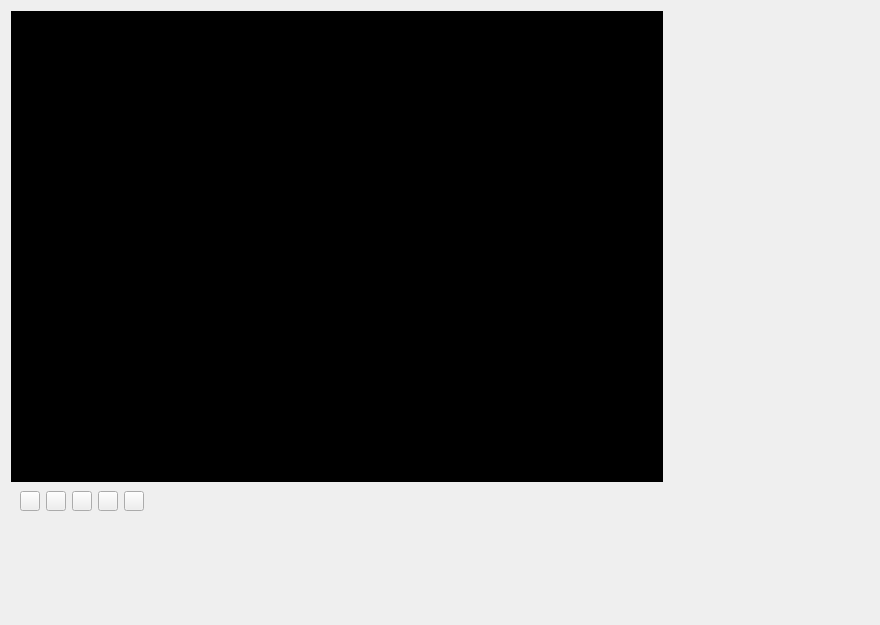
The window that InterfacialDesign/Playback/playbackform.ui (xb985547608/VIDICON) describes before a commit, drawn with Qt 5.
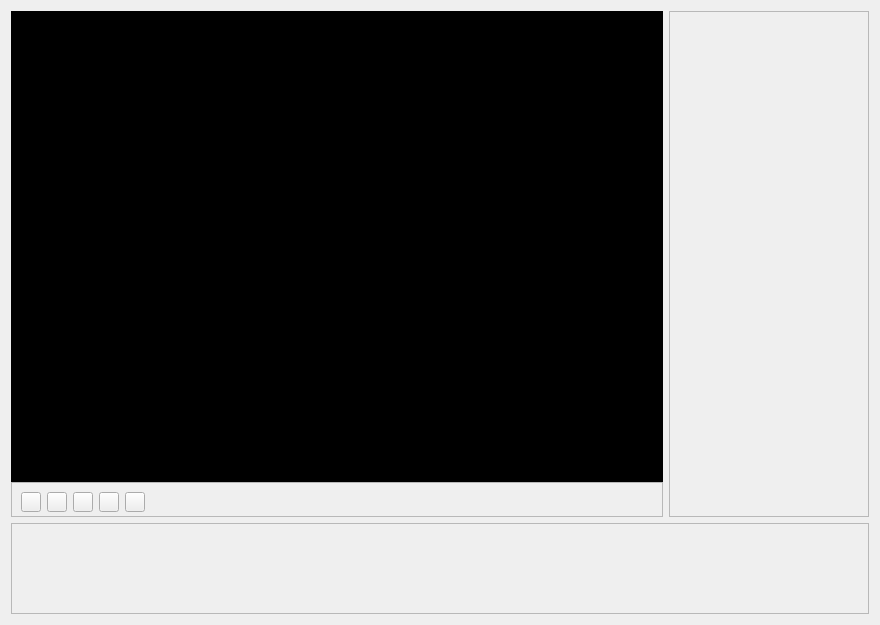
The same window after the commit. Icons and pictures are not drawn.

```diff
--- a/InterfacialDesign/Playback/playbackform.ui
+++ b/InterfacialDesign/Playback/playbackform.ui
@@ -19,6 +19,9 @@
   <property name="windowTitle">
    <string>Form</string>
   </property>
+  <property name="styleSheet">
+   <string notr="true"/>
+  </property>
   <layout class="QVBoxLayout" name="verticalLayout_2">
    <item>
     <layout class="QHBoxLayout" name="horizontalLayout">
@@ -41,7 +44,7 @@
         </widget>
        </item>
        <item>
-        <widget class="QWidget" name="toolBar" native="true">
+        <widget class="QFrame" name="toolBar">
          <property name="minimumSize">
           <size>
            <width>0</width>
@@ -54,6 +57,15 @@
            <height>35</height>
           </size>
          </property>
+         <property name="styleSheet">
+          <string notr="true"/>
+         </property>
+         <property name="frameShape">
+          <enum>QFrame::StyledPanel</enum>
+         </property>
+         <property name="frameShadow">
+          <enum>QFrame::Sunken</enum>
+         </property>
          <layout class="QHBoxLayout" name="horizontalLayout_2">
           <item>
            <widget class="QPushButton" name="playBtn">
@@ -215,7 +227,7 @@
       </layout>
      </item>
      <item>
-      <widget class="QWidget" name="rightBar" native="true">
+      <widget class="QFrame" name="rightBar">
        <property name="sizePolicy">
         <sizepolicy hsizetype="Preferred" vsizetype="Preferred">
          <horstretch>1</horstretch>
@@ -234,12 +246,21 @@
          <height>16777215</height>
         </size>
        </property>
+       <property name="styleSheet">
+        <string notr="true"/>
+       </property>
+       <property name="frameShape">
+        <enum>QFrame::StyledPanel</enum>
+       </property>
+       <property name="frameShadow">
+        <enum>QFrame::Sunken</enum>
+       </property>
       </widget>
      </item>
     </layout>
    </item>
    <item>
-    <widget class="QWidget" name="timeslider" native="true">
+    <widget class="QFrame" name="timeslider">
      <property name="minimumSize">
       <size>
        <width>0</width>
@@ -252,6 +273,21 @@
        <height>91</height>
       </size>
      </property>
+     <property name="styleSheet">
+      <string notr="true"/>
+     </property>
+     <property name="frameShape">
+      <enum>QFrame::StyledPanel</enum>
+     </property>
+     <property name="frameShadow">
+      <enum>QFrame::Sunken</enum>
+     </property>
+     <property name="lineWidth">
+      <number>0</number>
+     </property>
+     <property name="midLineWidth">
+      <number>0</number>
+     </property>
     </widget>
    </item>
   </layout>
```
